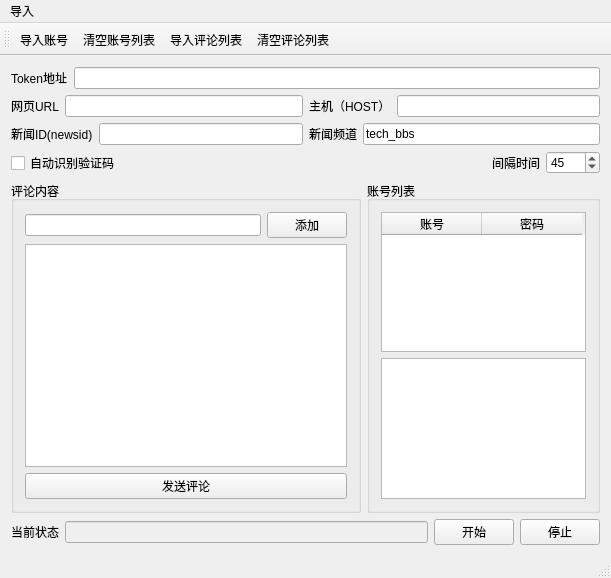
Qt form auto_wangyi_fatie/autobots_toutiao.ui (blacksjt/autobots) before a commit.
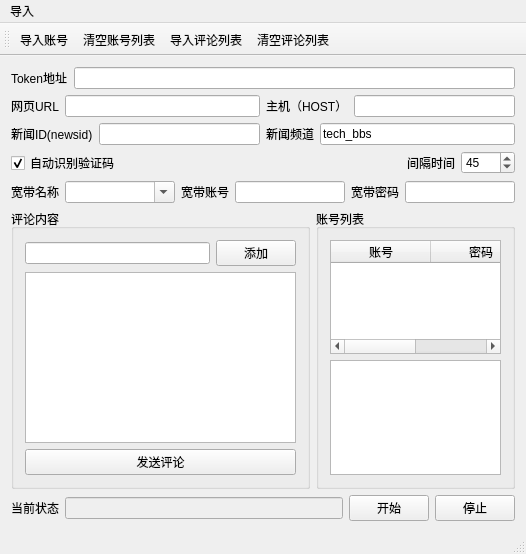
The same form after that commit.

Patch:
```diff
--- a/auto_wangyi_fatie/autobots_toutiao.ui
+++ b/auto_wangyi_fatie/autobots_toutiao.ui
@@ -6,8 +6,8 @@
    <rect>
     <x>0</x>
     <y>0</y>
-    <width>611</width>
-    <height>578</height>
+    <width>526</width>
+    <height>554</height>
    </rect>
   </property>
   <property name="windowTitle">
@@ -129,6 +129,9 @@
         <property name="text">
          <string>自动识别验证码</string>
         </property>
+        <property name="checked">
+         <bool>true</bool>
+        </property>
        </widget>
       </item>
       <item>
@@ -174,6 +177,70 @@
      </layout>
     </item>
     <item row="4" column="0">
+     <layout class="QHBoxLayout" name="horizontalLayout_17">
+      <item>
+       <layout class="QHBoxLayout" name="horizontalLayout_15">
+        <item>
+         <widget class="QLabel" name="label_8">
+          <property name="text">
+           <string>宽带名称</string>
+          </property>
+         </widget>
+        </item>
+        <item>
+         <widget class="QComboBox" name="comboBox_adsl">
+          <property name="sizePolicy">
+           <sizepolicy hsizetype="Expanding" vsizetype="Fixed">
+            <horstretch>0</horstretch>
+            <verstretch>0</verstretch>
+           </sizepolicy>
+          </property>
+          <property name="editable">
+           <bool>true</bool>
+          </property>
+         </widget>
+        </item>
+       </layout>
+      </item>
+      <item>
+       <layout class="QHBoxLayout" name="horizontalLayout_16">
+        <item>
+         <widget class="QLabel" name="label_9">
+          <property name="text">
+           <string>宽带账号</string>
+          </property>
+         </widget>
+        </item>
+        <item>
+         <widget class="QLineEdit" name="lineEdit_account">
+          <property name="text">
+           <string extracomment="输入拨号账号"/>
+          </property>
+         </widget>
+        </item>
+       </layout>
+      </item>
+      <item>
+       <layout class="QHBoxLayout" name="horizontalLayout_14">
+        <item>
+         <widget class="QLabel" name="label_7">
+          <property name="text">
+           <string>宽带密码</string>
+          </property>
+         </widget>
+        </item>
+        <item>
+         <widget class="QLineEdit" name="lineEdit_password">
+          <property name="text">
+           <string/>
+          </property>
+         </widget>
+        </item>
+       </layout>
+      </item>
+     </layout>
+    </item>
+    <item row="5" column="0">
      <layout class="QHBoxLayout" name="horizontalLayout_6">
       <item>
        <widget class="QGroupBox" name="groupBox">
@@ -255,7 +322,7 @@
       </item>
      </layout>
     </item>
-    <item row="5" column="0">
+    <item row="6" column="0">
      <layout class="QHBoxLayout" name="horizontalLayout">
       <item>
        <layout class="QGridLayout" name="gridLayout_3">
@@ -302,7 +369,7 @@
     <rect>
      <x>0</x>
      <y>0</y>
-     <width>611</width>
+     <width>526</width>
      <height>23</height>
     </rect>
    </property>
```
Left out of the diff: 6 changed lines with no effect on the pictures.
